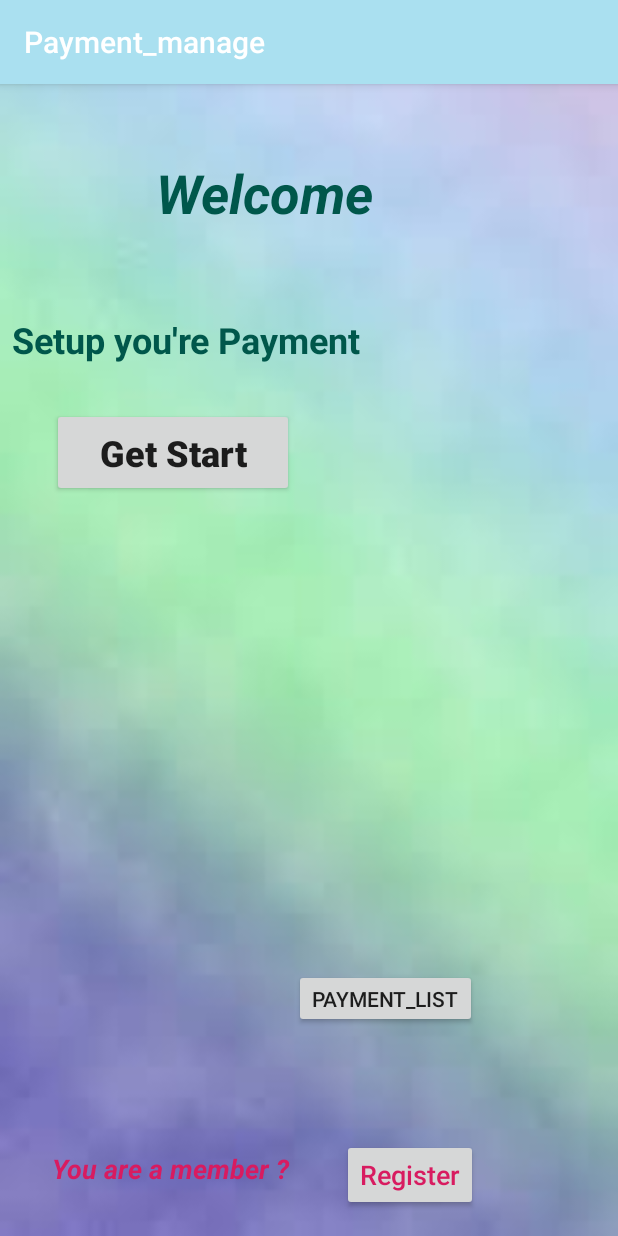
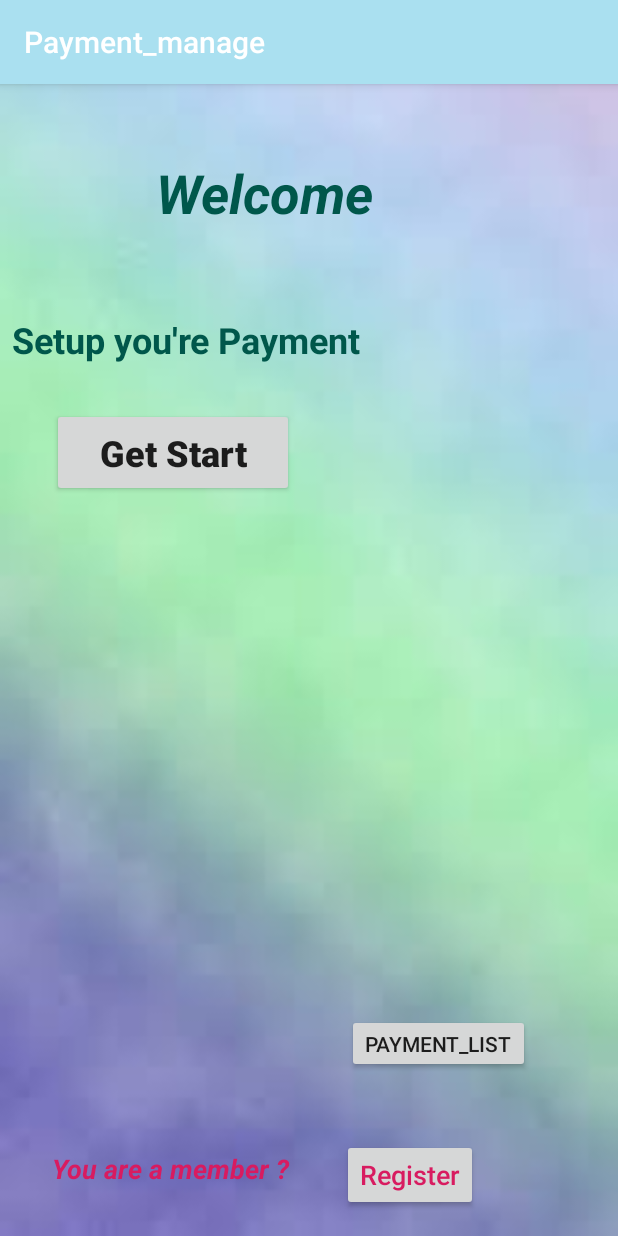
Before and after one commit to Dhananjaya98/PC-Store, an Android app: the screen it shows after launch (main_payment), on a phone screen of 412 x 824 dp. Run offline under Robolectric (Android 15) with nearby library versions, the phone set to English and light mode, and no system bars.

Commit message:
Changed details 4

```diff
--- a/app/src/main/res/layout/activity_main_payment.xml
+++ b/app/src/main/res/layout/activity_main_payment.xml
@@ -115,9 +115,9 @@
         android:text="@string/pl"
         app:layout_constraintBottom_toBottomOf="parent"
         app:layout_constraintEnd_toEndOf="parent"
-        app:layout_constraintHorizontal_bias="0.687"
+        app:layout_constraintHorizontal_bias="0.814"
         app:layout_constraintStart_toStartOf="parent"
         app:layout_constraintTop_toTopOf="parent"
-        app:layout_constraintVertical_bias="0.817" />
+        app:layout_constraintVertical_bias="0.859" />
 
 </androidx.constraintlayout.widget.ConstraintLayout>
```
